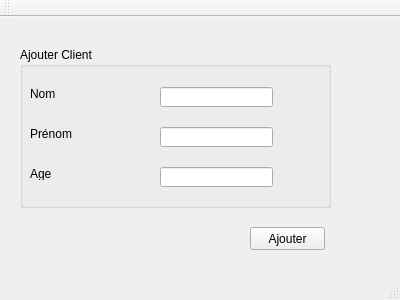
The window that mainwindow.ui (Esprit-UP-Algo/6-smart-control-and-audit-system-theory) describes before a commit, drawn with Qt 5.
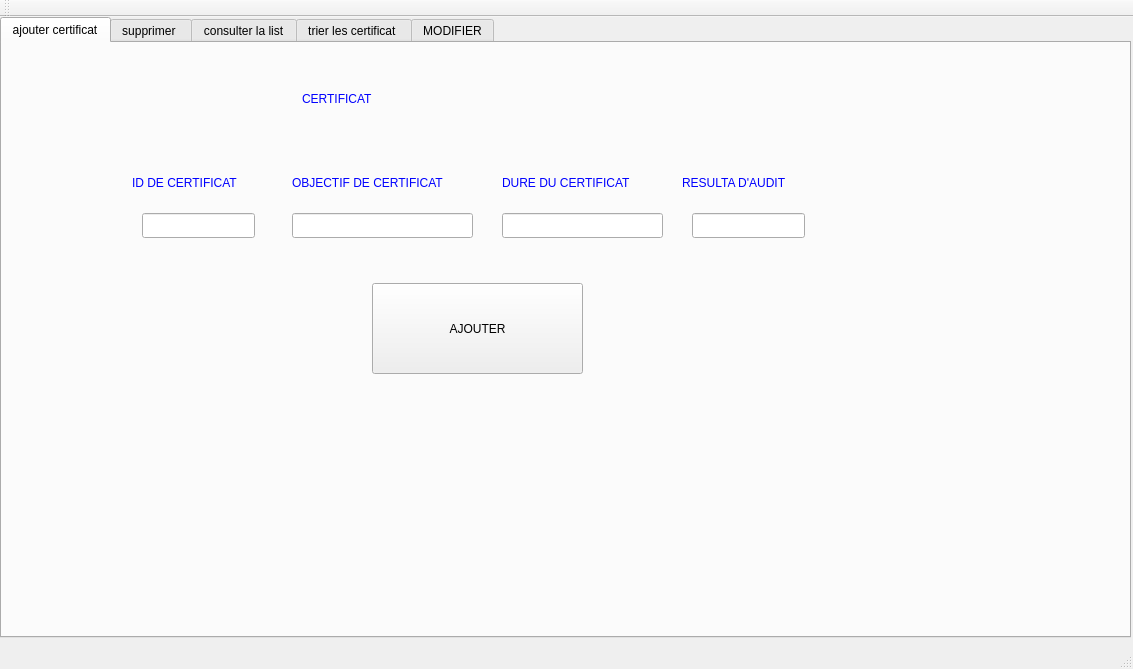
The same window after the commit.

What changed in the file:
```diff
--- a/mainwindow.ui
+++ b/mainwindow.ui
@@ -6,108 +6,425 @@
    <rect>
     <x>0</x>
     <y>0</y>
-    <width>400</width>
-    <height>300</height>
+    <width>1133</width>
+    <height>669</height>
    </rect>
   </property>
   <property name="windowTitle">
    <string>Gestion des Clients</string>
   </property>
   <widget class="QWidget" name="centralWidget">
-   <widget class="QGroupBox" name="groupBox">
+   <widget class="QTabWidget" name="tabWidget">
     <property name="geometry">
      <rect>
-      <x>20</x>
-      <y>30</y>
-      <width>311</width>
-      <height>161</height>
+      <x>0</x>
+      <y>0</y>
+      <width>1131</width>
+      <height>621</height>
      </rect>
     </property>
-    <property name="title">
-     <string>Ajouter Client</string>
+    <property name="styleSheet">
+     <string notr="true">selection-background-color: qradialgradient(spread:repeat, cx:0.5, cy:0.5, radius:0.077, fx:0.5, fy:0.5, stop:0 rgba(0, 169, 255, 147), stop:0.497326 rgba(0, 0, 0, 147), stop:1 rgba(0, 169, 255, 147));</string>
     </property>
-    <widget class="QLabel" name="label">
-     <property name="geometry">
-      <rect>
-       <x>10</x>
-       <y>40</y>
-       <width>47</width>
-       <height>13</height>
-      </rect>
-     </property>
-     <property name="text">
-      <string>Nom</string>
-     </property>
+    <property name="currentIndex">
+     <number>0</number>
+    </property>
+    <widget class="QWidget" name="tab">
+     <attribute name="title">
+      <string>ajouter certificat</string>
+     </attribute>
+     <widget class="QPushButton" name="pushButton_ajouter">
+      <property name="geometry">
+       <rect>
+        <x>370</x>
+        <y>240</y>
+        <width>211</width>
+        <height>91</height>
+       </rect>
+      </property>
+      <property name="styleSheet">
+       <string notr="true"/>
+      </property>
+      <property name="text">
+       <string>AJOUTER</string>
+      </property>
+     </widget>
+     <widget class="QLineEdit" name="lineEdit_idcertificat">
+      <property name="geometry">
+       <rect>
+        <x>140</x>
+        <y>170</y>
+        <width>113</width>
+        <height>25</height>
+       </rect>
+      </property>
+     </widget>
+     <widget class="QLabel" name="label">
+      <property name="geometry">
+       <rect>
+        <x>680</x>
+        <y>130</y>
+        <width>131</width>
+        <height>20</height>
+       </rect>
+      </property>
+      <property name="styleSheet">
+       <string notr="true">color: rgb(0, 0, 255);</string>
+      </property>
+      <property name="text">
+       <string>RESULTA D'AUDIT</string>
+      </property>
+     </widget>
+     <widget class="QLabel" name="label_2">
+      <property name="geometry">
+       <rect>
+        <x>130</x>
+        <y>130</y>
+        <width>141</width>
+        <height>20</height>
+       </rect>
+      </property>
+      <property name="styleSheet">
+       <string notr="true">
+color: rgb(0, 0, 255);</string>
+      </property>
+      <property name="text">
+       <string>ID DE CERTIFICAT</string>
+      </property>
+     </widget>
+     <widget class="QLabel" name="label_3">
+      <property name="geometry">
+       <rect>
+        <x>290</x>
+        <y>130</y>
+        <width>191</width>
+        <height>20</height>
+       </rect>
+      </property>
+      <property name="styleSheet">
+       <string notr="true">color: rgb(0, 0, 255);</string>
+      </property>
+      <property name="text">
+       <string>OBJECTIF DE CERTIFICAT</string>
+      </property>
+     </widget>
+     <widget class="QLineEdit" name="lineEdit_2">
+      <property name="geometry">
+       <rect>
+        <x>290</x>
+        <y>170</y>
+        <width>181</width>
+        <height>25</height>
+       </rect>
+      </property>
+      <property name="styleSheet">
+       <string notr="true"/>
+      </property>
+     </widget>
+     <widget class="QLineEdit" name="lineEdit_3">
+      <property name="geometry">
+       <rect>
+        <x>500</x>
+        <y>170</y>
+        <width>161</width>
+        <height>25</height>
+       </rect>
+      </property>
+     </widget>
+     <widget class="QLabel" name="label_4">
+      <property name="geometry">
+       <rect>
+        <x>500</x>
+        <y>130</y>
+        <width>161</width>
+        <height>20</height>
+       </rect>
+      </property>
+      <property name="styleSheet">
+       <string notr="true">color: rgb(0, 0, 255);</string>
+      </property>
+      <property name="text">
+       <string>DURE DU CERTIFICAT</string>
+      </property>
+     </widget>
+     <widget class="QLineEdit" name="lineEdit_4">
+      <property name="geometry">
+       <rect>
+        <x>690</x>
+        <y>170</y>
+        <width>113</width>
+        <height>25</height>
+       </rect>
+      </property>
+     </widget>
+     <widget class="QLabel" name="label_5">
+      <property name="geometry">
+       <rect>
+        <x>300</x>
+        <y>10</y>
+        <width>321</width>
+        <height>91</height>
+       </rect>
+      </property>
+      <property name="styleSheet">
+       <string notr="true">font: 28pt &quot;MS Shell Dlg 2&quot;;
+color: rgb(0, 0, 255);</string>
+      </property>
+      <property name="text">
+       <string>CERTIFICAT</string>
+      </property>
+     </widget>
     </widget>
-    <widget class="QLabel" name="label_2">
-     <property name="geometry">
-      <rect>
-       <x>10</x>
-       <y>80</y>
-       <width>47</width>
-       <height>13</height>
-      </rect>
-     </property>
-     <property name="text">
-      <string>Prénom</string>
-     </property>
+    <widget class="QWidget" name="tab_3">
+     <attribute name="title">
+      <string>supprimer </string>
+     </attribute>
+     <widget class="QLineEdit" name="lineEdit_5">
+      <property name="geometry">
+       <rect>
+        <x>340</x>
+        <y>160</y>
+        <width>221</width>
+        <height>25</height>
+       </rect>
+      </property>
+      <property name="styleSheet">
+       <string notr="true">background-color: rgb(255, 255, 255);</string>
+      </property>
+     </widget>
+     <widget class="QPushButton" name="pushButton_2_supprimer">
+      <property name="geometry">
+       <rect>
+        <x>370</x>
+        <y>200</y>
+        <width>161</width>
+        <height>61</height>
+       </rect>
+      </property>
+      <property name="text">
+       <string>supprimer</string>
+      </property>
+     </widget>
+     <widget class="QLabel" name="label_6">
+      <property name="geometry">
+       <rect>
+        <x>270</x>
+        <y>110</y>
+        <width>381</width>
+        <height>31</height>
+       </rect>
+      </property>
+      <property name="styleSheet">
+       <string notr="true">color: rgb(0, 255, 255);
+color: rgb(0, 0, 255);
+font: 12pt &quot;MS Shell Dlg 2&quot;;</string>
+      </property>
+      <property name="text">
+       <string>donner l'id de certificat a supprimer</string>
+      </property>
+     </widget>
     </widget>
-    <widget class="QLabel" name="label_3">
-     <property name="geometry">
-      <rect>
-       <x>10</x>
-       <y>120</y>
-       <width>47</width>
-       <height>13</height>
-      </rect>
-     </property>
-     <property name="text">
-      <string>Age</string>
-     </property>
+    <widget class="QWidget" name="tab_2">
+     <attribute name="title">
+      <string>consulter la list</string>
+     </attribute>
+     <widget class="QTableView" name="tableView">
+      <property name="geometry">
+       <rect>
+        <x>80</x>
+        <y>90</y>
+        <width>731</width>
+        <height>241</height>
+       </rect>
+      </property>
+      <property name="styleSheet">
+       <string notr="true"/>
+      </property>
+     </widget>
+     <widget class="QLabel" name="label_7">
+      <property name="geometry">
+       <rect>
+        <x>300</x>
+        <y>50</y>
+        <width>291</width>
+        <height>31</height>
+       </rect>
+      </property>
+      <property name="styleSheet">
+       <string notr="true">font: 14pt &quot;MS Shell Dlg 2&quot;;
+color: rgb(0, 0, 255);</string>
+      </property>
+      <property name="text">
+       <string>LISTE DES CERTIFICAT</string>
+      </property>
+     </widget>
+     <widget class="QLabel" name="label_9">
+      <property name="geometry">
+       <rect>
+        <x>120</x>
+        <y>370</y>
+        <width>301</width>
+        <height>16</height>
+       </rect>
+      </property>
+      <property name="text">
+       <string>donner l id de certificat a chercher</string>
+      </property>
+     </widget>
+     <widget class="QTableView" name="tableView_3">
+      <property name="geometry">
+       <rect>
+        <x>90</x>
+        <y>410</y>
+        <width>721</width>
+        <height>121</height>
+       </rect>
+      </property>
+     </widget>
+     <widget class="QPushButton" name="cherchercertif_2">
+      <property name="geometry">
+       <rect>
+        <x>530</x>
+        <y>370</y>
+        <width>112</width>
+        <height>34</height>
+       </rect>
+      </property>
+      <property name="text">
+       <string>chercher</string>
+      </property>
+     </widget>
+     <widget class="QLineEdit" name="lineEdit_chercher">
+      <property name="geometry">
+       <rect>
+        <x>400</x>
+        <y>370</y>
+        <width>113</width>
+        <height>25</height>
+       </rect>
+      </property>
+     </widget>
+     <widget class="QPushButton" name="statistiquesButton">
+      <property name="geometry">
+       <rect>
+        <x>860</x>
+        <y>340</y>
+        <width>191</width>
+        <height>34</height>
+       </rect>
+      </property>
+      <property name="text">
+       <string>statistiquesButton</string>
+      </property>
+     </widget>
+     <widget class="QPushButton" name="PDF">
+      <property name="geometry">
+       <rect>
+        <x>890</x>
+        <y>90</y>
+        <width>131</width>
+        <height>81</height>
+       </rect>
+      </property>
+      <property name="styleSheet">
+       <string notr="true">background-color: qlineargradient(spread:repeat, x1:0, y1:0, x2:1, y2:0, stop:0 rgba(255, 0, 0, 255), stop:0.17 rgba(255, 0, 0, 255), stop:0.18 rgba(255, 255, 255, 255), stop:0.210212 rgba(255, 255, 255, 255), stop:0.220212 rgba(0, 16, 255, 255), stop:0.279897 rgba(0, 16, 255, 255), stop:0.289897 rgba(255, 255, 255, 255), stop:0.32 rgba(255, 255, 255, 255), stop:0.33 rgba(255, 0, 0, 255), stop:1 rgba(255, 0, 0, 255));
+font: 75 20pt &quot;MS Shell Dlg 2&quot;;</string>
+      </property>
+      <property name="text">
+       <string>PDF</string>
+      </property>
+     </widget>
     </widget>
-    <widget class="QLineEdit" name="lineEdit">
-     <property name="geometry">
-      <rect>
-       <x>140</x>
-       <y>40</y>
-       <width>113</width>
-       <height>20</height>
-      </rect>
-     </property>
+    <widget class="QWidget" name="tab_5">
+     <attribute name="title">
+      <string>trier les certificat </string>
+     </attribute>
+     <widget class="QTableView" name="tableView_2">
+      <property name="geometry">
+       <rect>
+        <x>110</x>
+        <y>150</y>
+        <width>691</width>
+        <height>271</height>
+       </rect>
+      </property>
+     </widget>
     </widget>
-    <widget class="QLineEdit" name="lineEdit_2">
-     <property name="geometry">
-      <rect>
-       <x>140</x>
-       <y>80</y>
-       <width>113</width>
-       <height>20</height>
-      </rect>
-     </property>
+    <widget class="QWidget" name="tab_4">
+     <attribute name="title">
+      <string>MODIFIER</string>
+     </attribute>
+     <widget class="QLineEdit" name="idCertificatLineEdit">
+      <property name="geometry">
+       <rect>
+        <x>340</x>
+        <y>110</y>
+        <width>171</width>
+        <height>41</height>
+       </rect>
+      </property>
+     </widget>
+     <widget class="QLabel" name="label_8">
+      <property name="geometry">
+       <rect>
+        <x>160</x>
+        <y>20</y>
+        <width>551</width>
+        <height>91</height>
+       </rect>
+      </property>
+      <property name="styleSheet">
+       <string notr="true">color: rgb(0, 0, 255);
+font: 14pt &quot;MS Shell Dlg 2&quot;;</string>
+      </property>
+      <property name="text">
+       <string>DONNER L ID DE CERTIFICAT A MODIFIER</string>
+      </property>
+     </widget>
+     <widget class="QPushButton" name="modifierButton">
+      <property name="geometry">
+       <rect>
+        <x>80</x>
+        <y>180</y>
+        <width>112</width>
+        <height>34</height>
+       </rect>
+      </property>
+      <property name="text">
+       <string>PushButton</string>
+      </property>
+     </widget>
+     <widget class="QLineEdit" name="objectifCertificatLineEdit">
+      <property name="geometry">
+       <rect>
+        <x>140</x>
+        <y>330</y>
+        <width>113</width>
+        <height>25</height>
+       </rect>
+      </property>
+     </widget>
+     <widget class="QLineEdit" name="dureeCertificatLineEdit">
+      <property name="geometry">
+       <rect>
+        <x>320</x>
+        <y>320</y>
+        <width>113</width>
+        <height>25</height>
+       </rect>
+      </property>
+     </widget>
+     <widget class="QLineEdit" name="resultatAuditLineEdit">
+      <property name="geometry">
+       <rect>
+        <x>480</x>
+        <y>320</y>
+        <width>113</width>
+        <height>25</height>
+       </rect>
+      </property>
+     </widget>
     </widget>
-    <widget class="QLineEdit" name="lineEdit_3">
-     <property name="geometry">
-      <rect>
-       <x>140</x>
-       <y>120</y>
-       <width>113</width>
-       <height>20</height>
-      </rect>
-     </property>
-    </widget>
-   </widget>
-   <widget class="QPushButton" name="pushButton">
-    <property name="geometry">
-     <rect>
-      <x>250</x>
-      <y>210</y>
-      <width>75</width>
-      <height>23</height>
-     </rect>
-    </property>
-    <property name="text">
-     <string>Ajouter</string>
-    </property>
    </widget>
   </widget>
   <widget class="QMenuBar" name="menuBar">
```
Left out of the diff: 4 changed lines with no effect on the pictures.
